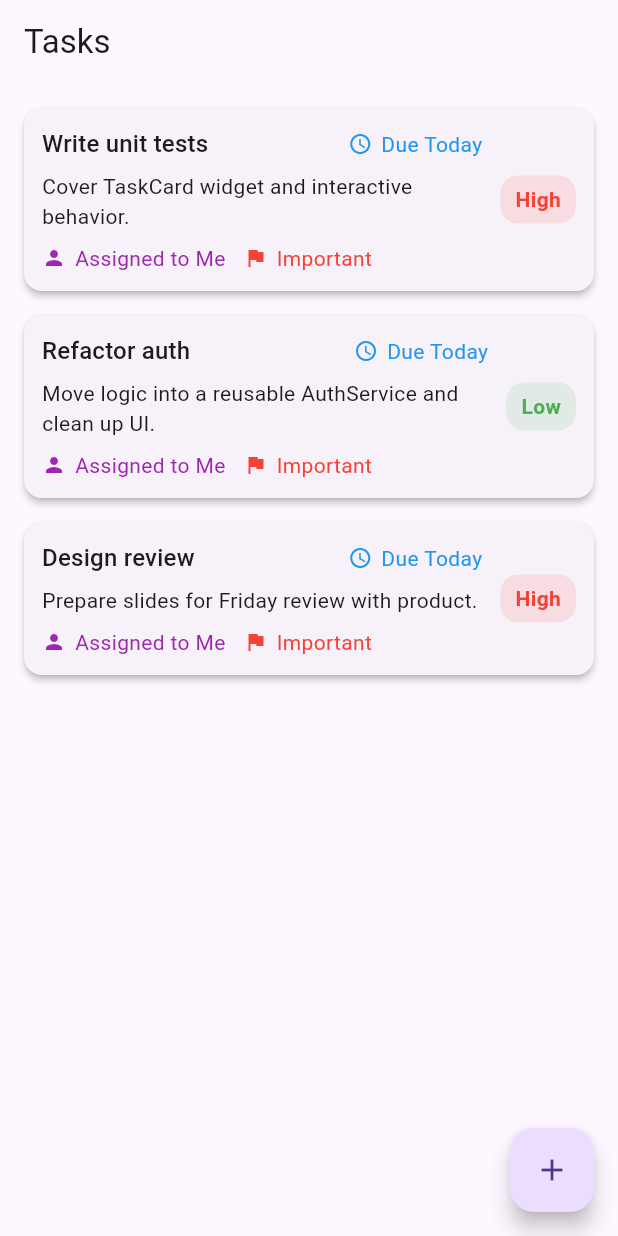
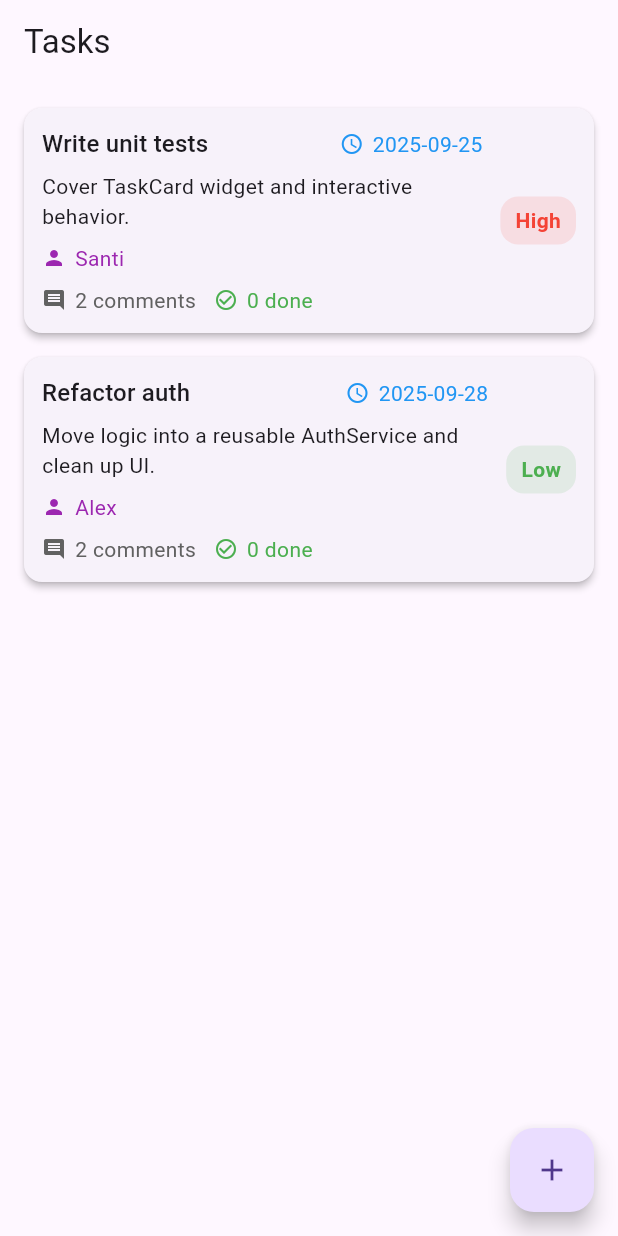
Before and after one commit to zendeukie/flutter-week-2, a Flutter app: the screen it shows after launch, on a phone screen of 412 x 824 dp. Run offline on Flutter 3.47's test engine with Material 3 defaults, Android fonts, the phone set to English and light mode, and no system bars.

Commit message:
B: updated TaskCard with dueDate, assignee, and improved PriorityBadge

```diff
--- a/lib/main.dart
+++ b/lib/main.dart
@@ -3,8 +3,12 @@ import 'package:flutter/material.dart';
 
 void main() => runApp(const TaskApp());
 
+/// ---------------------------
+/// Root App
+/// ---------------------------
 class TaskApp extends StatelessWidget {
   const TaskApp({super.key});
+
   @override
   Widget build(BuildContext context) {
     return MaterialApp(
@@ -15,24 +19,27 @@ class TaskApp extends StatelessWidget {
   }
 }
 
+/// ---------------------------
+/// Task List Page
+/// ---------------------------
 class TaskListPage extends StatelessWidget {
   const TaskListPage({super.key});
 
+  // ✅ demo tasks now include dueDate + assignee
   static final _demoTasks = [
     {
       'title': 'Write unit tests',
       'description': 'Cover TaskCard widget and interactive behavior.',
       'priority': 'High',
+      'dueDate': '2025-09-25',
+      'assignee': 'Santi',
     },
     {
       'title': 'Refactor auth',
       'description': 'Move logic into a reusable AuthService and clean up UI.',
       'priority': 'Low',
-    },
-    {
-      'title': 'Design review',
-      'description': 'Prepare slides for Friday review with product.',
-      'priority': 'High',
+      'dueDate': '2025-09-28',
+      'assignee': 'Alex',
     },
   ];
 
@@ -50,6 +57,8 @@ class TaskListPage extends StatelessWidget {
             title: t['title']!,
             description: t['description']!,
             priority: t['priority']!,
+            dueDate: t['dueDate'],
+            assignee: t['assignee'],
           );
         },
       ),
@@ -112,13 +121,18 @@ class TaskCard extends StatelessWidget {
   final String title;
   final String description;
   final String priority;
+  final String? dueDate; // ✅ Task B
+  final String? assignee; // ✅ Task B
 
   const TaskCard({
     super.key,
     required this.title,
     required this.description,
     required this.priority,
+    this.dueDate,
+    this.assignee,
   });
+
   @override
   Widget build(BuildContext context) {
     return Card(
@@ -131,6 +145,7 @@ class TaskCard extends StatelessWidget {
               child: Column(
                 crossAxisAlignment: CrossAxisAlignment.start,
                 children: [
+                  // Row 1: Title + Due Date
                   Row(
                     children: [
                       Expanded(
@@ -139,33 +154,53 @@ class TaskCard extends StatelessWidget {
                           style: Theme.of(context).textTheme.titleMedium,
                         ),
                       ),
-                      // example composition with IconLabel
+                      if (dueDate != null)
                         IconLabel(
                           icon: Icons.access_time,
-                        label: 'Due Today',
+                          label: dueDate!,
                           color: Colors.blue,
                         ),
                     ],
                   ),
+
                   const SizedBox(height: 6),
+
+                  // Description
                   Text(
                     description,
                     maxLines: 2,
                     overflow: TextOverflow.ellipsis,
                   ),
+
                   const SizedBox(height: 8),
+
+                  // Row 2: Assignee
+                  if (assignee != null) ...[
                     Row(
                       children: [
                         IconLabel(
                           icon: Icons.person,
-                        label: 'Assigned to Me',
+                          label: assignee!,
                           color: Colors.purple,
+                        ),
+                      ],
+                    ),
+                    const SizedBox(height: 8),
+                  ],
+
+                  // Row 3: Comments + done count (just sample)
+                  Row(
+                    children: [
+                      IconLabel(
+                        icon: Icons.comment,
+                        label: '2 comments',
+                        color: Colors.grey[700],
                       ),
                       const SizedBox(width: 12),
                       IconLabel(
-                        icon: Icons.flag,
-                        label: 'Important',
-                        color: Colors.red,
+                        icon: Icons.check_circle_outline,
+                        label: '0 done',
+                        color: Colors.green,
                       ),
                     ],
                   ),
@@ -181,13 +216,24 @@ class TaskCard extends StatelessWidget {
   }
 }
 
-/// Small private sub-widget
+/// ---------------------------
+/// Priority Badge
+/// ---------------------------
 class _PriorityBadge extends StatelessWidget {
   final String priority;
   const _PriorityBadge({super.key, required this.priority});
 
-  Color get _color =>
-      priority.toLowerCase() == 'high' ? Colors.red : Colors.green;
+  // ✅ Improved: support High/Medium/Low
+  Color get _color {
+    switch (priority.toLowerCase()) {
+      case 'high':
+        return Colors.red;
+      case 'medium':
+        return Colors.orange;
+      default:
+        return Colors.green;
+    }
+  }
 
   @override
   Widget build(BuildContext context) {
```
Also changed, not shown: 1 other file. Lines whose indentation alone changed are shown as unchanged.
